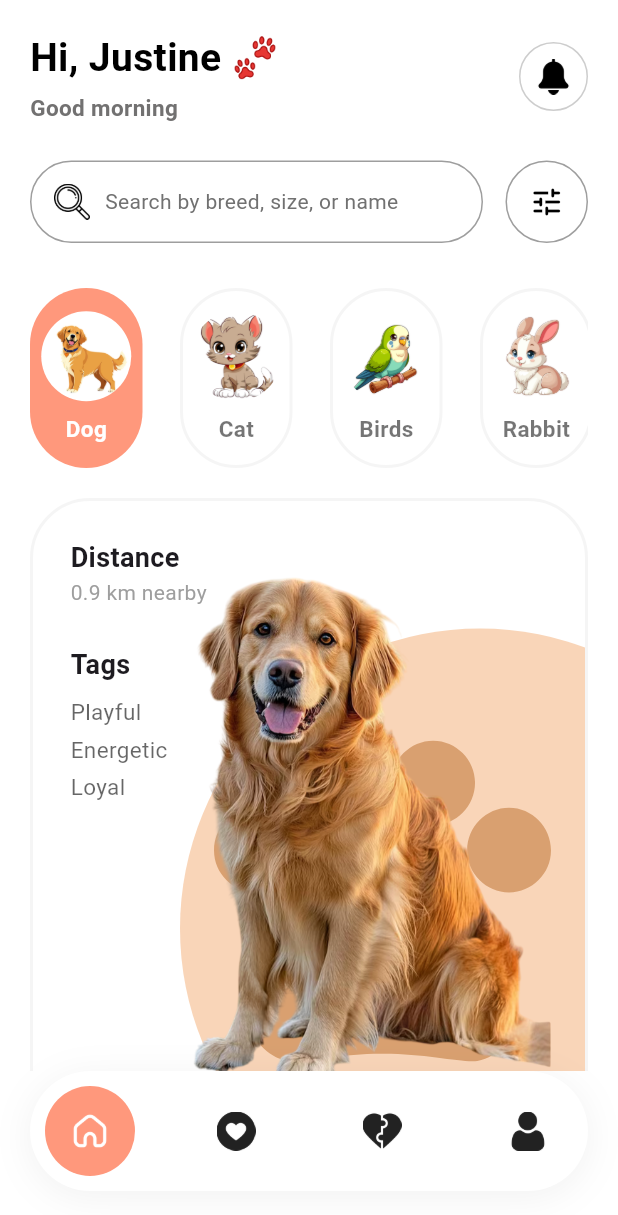
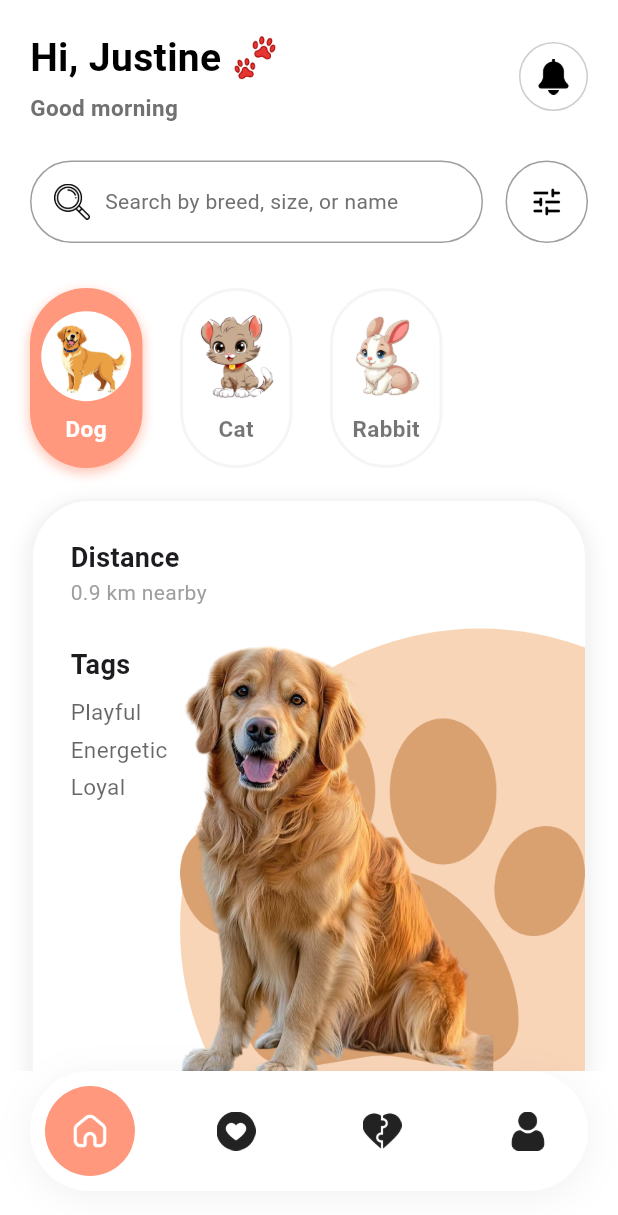
Before and after one commit to sneehaa/pet_connect, a Flutter app: the HomeScreen screen opened directly, on a phone screen of 412 x 824 dp. Shown: the top 1215 px of the screen. Run offline on Flutter 3.47's test engine with Material 3 defaults, Android fonts, the light colour scheme and no system bars; our stand-ins replace google_fonts; Roboto replaces fonts that are missing (Alice).

Commit message:
pet connect ui

```diff
--- a/lib/home/homescreen.dart
+++ b/lib/home/homescreen.dart
@@ -3,6 +3,7 @@ import 'package:google_fonts/google_fonts.dart';
 import 'package:pet_connect/widgets/category_item.dart';
 import 'package:pet_connect/widgets/custom_navbar.dart';
 import 'package:pet_connect/widgets/pet_card.dart';
+import 'package:pet_connect/widgets/pet_data.dart';
 
 class HomeScreen extends StatefulWidget {
   const HomeScreen({super.key});
@@ -12,10 +13,18 @@ class HomeScreen extends StatefulWidget {
 }
 
 class _HomeScreenState extends State<HomeScreen> {
-  bool isDiscoverSelected = true;
+  int _selectedIndex = 0;
+
+  void _onCategorySelected(int index) {
+    setState(() {
+      _selectedIndex = index;
+    });
+  }
 
   @override
   Widget build(BuildContext context) {
+    final selectedPetDetail = petDetails[_selectedIndex];
+
     return Scaffold(
       backgroundColor: Colors.white,
       body: SafeArea(
@@ -38,7 +47,7 @@ class _HomeScreenState extends State<HomeScreen> {
                           color: Colors.black,
                         ),
                       ),
-                      SizedBox(height: 4),
+                      const SizedBox(height: 4),
                       Text(
                         "Good morning",
                         style: GoogleFonts.alice(
@@ -68,6 +77,7 @@ class _HomeScreenState extends State<HomeScreen> {
               ),
 
               const SizedBox(height: 25),
+
               Row(
                 children: [
                   Expanded(
@@ -86,7 +96,7 @@ class _HomeScreenState extends State<HomeScreen> {
                             width: 24,
                             height: 24,
                           ),
-                          SizedBox(width: 10),
+                          const SizedBox(width: 10),
                           Text(
                             "Search by breed, size, or name",
                             style: GoogleFonts.alice(
@@ -113,37 +123,29 @@ class _HomeScreenState extends State<HomeScreen> {
               ),
 
               const SizedBox(height: 30),
-
               SizedBox(
                 height: 120,
-                child: ListView(
+                child: ListView.builder(
                   scrollDirection: Axis.horizontal,
-                  padding: const EdgeInsets.only(right: 20),
-                  children: const [
-                    CategoryItem(
-                      label: "Dog",
-                      imagePath: 'assets/images/dog.png',
-                      isSelected: true,
-                    ),
-                    CategoryItem(
-                      label: "Cat",
-                      imagePath: 'assets/images/cat.png',
-                    ),
-                    CategoryItem(
-                      label: "Birds",
-                      imagePath: 'assets/images/bird.png',
-                    ),
-                    CategoryItem(
-                      label: "Rabbit",
-                      imagePath: 'assets/images/rabbit.png',
-                    ),
-                  ],
+
+                  itemCount: categories.length,
+                  itemBuilder: (context, index) {
+                    final category = categories[index];
+                    return CategoryItem(
+                      label: category.label,
+                      imagePath: category.imagePath,
+
+                      isSelected: index == _selectedIndex,
+
+                      onTap: () => _onCategorySelected(index),
+                    );
+                  },
                 ),
               ),
 
               const SizedBox(height: 20),
 
-              const PetCard(),
+              PetCard(details: selectedPetDetail),
             ],
           ),
         ),
--- /dev/null
+++ b/lib/model/pet_category_model.dart
@@ -0,0 +1,6 @@
+class PetCategory {
+  final String label;
+  final String imagePath;
+
+  const PetCategory({required this.label, required this.imagePath});
+}
--- /dev/null
+++ b/lib/model/pet_details_model.dart
@@ -0,0 +1,23 @@
+import 'package:flutter/material.dart';
+
+class PetDetails {
+  final String name;
+  final String breedAgeGender;
+  final String price;
+  final String petImagePath;
+  final Color backgroundColor;
+  final Color iconColor;
+  final List<String> tags;
+  final String icon;
+
+  const PetDetails({
+    required this.name,
+    required this.breedAgeGender,
+    required this.price,
+    required this.petImagePath,
+    required this.backgroundColor,
+    required this.iconColor,
+    required this.tags,
+    required this.icon,
+  });
+}
--- a/lib/widgets/category_item.dart
+++ b/lib/widgets/category_item.dart
@@ -1,15 +1,18 @@
 import 'package:flutter/material.dart';
 import 'package:google_fonts/google_fonts.dart';
 
+
 class CategoryItem extends StatelessWidget {
   final String label;
-  final String imagePath; // Path to your asset
+  final String imagePath;
   final bool isSelected;
+  final VoidCallback onTap;
 
   const CategoryItem({
     super.key,
     required this.label,
     required this.imagePath,
+    required this.onTap,
     this.isSelected = false,
   });
 
@@ -17,6 +20,9 @@ class CategoryItem extends StatelessWidget {
   Widget build(BuildContext context) {
     return Padding(
       padding: const EdgeInsets.only(right: 25),
+      child: InkWell(
+        onTap: onTap,
+        borderRadius: BorderRadius.circular(40),
         child: Column(
           children: [
             Container(
@@ -29,6 +35,14 @@ class CategoryItem extends StatelessWidget {
                   color: isSelected ? Colors.transparent : Colors.grey.shade100,
                   width: 2,
                 ),
+                boxShadow: isSelected ? [
+                  BoxShadow(
+                    color: const Color(0xFFFF987C).withOpacity(0.5),
+                    spreadRadius: 1,
+                    blurRadius: 5,
+                    offset: const Offset(0, 3),
+                  ),
+                ] : null,
               ),
               child: Column(
                 mainAxisAlignment: MainAxisAlignment.center,
@@ -54,6 +68,7 @@ class CategoryItem extends StatelessWidget {
                   const SizedBox(height: 8),
                   Text(
                     label,
+                    textAlign: TextAlign.center,
                     style: GoogleFonts.alice(
                       fontWeight: FontWeight.w600,
                       fontSize: 15,
@@ -65,6 +80,7 @@ class CategoryItem extends StatelessWidget {
             ),
           ],
         ),
+      ),
     );
   }
 }
--- /dev/null
+++ b/lib/widgets/category_screen.dart
@@ -0,0 +1,69 @@
+import 'package:flutter/material.dart';
+import 'package:google_fonts/google_fonts.dart';
+import 'package:pet_connect/widgets/category_item.dart';
+import 'package:pet_connect/widgets/pet_card.dart';
+import 'package:pet_connect/widgets/pet_data.dart';
+
+class CategoryScreen extends StatefulWidget {
+  const CategoryScreen({super.key});
+
+  @override
+  State<CategoryScreen> createState() => _CategoryScreenState();
+}
+
+class _CategoryScreenState extends State<CategoryScreen> {
+  int _selectedIndex = 0;
+
+  void _onCategorySelected(int index) {
+    setState(() {
+      _selectedIndex = index;
+    });
+  }
+
+  @override
+  Widget build(BuildContext context) {
+    final selectedPetDetail = petDetails[_selectedIndex];
+
+    return Scaffold(
+      appBar: AppBar(title: const Text("Pet Categories"), centerTitle: true),
+      body: SingleChildScrollView(
+        child: Padding(
+          padding: const EdgeInsets.all(20.0),
+          child: Column(
+            crossAxisAlignment: CrossAxisAlignment.start,
+            children: [
+              SizedBox(
+                height: 120,
+                child: ListView.builder(
+                  scrollDirection: Axis.horizontal,
+                  itemCount: categories.length,
+                  itemBuilder: (context, index) {
+                    final category = categories[index];
+                    return CategoryItem(
+                      label: category.label,
+                      imagePath: category.imagePath,
+                      isSelected: index == _selectedIndex,
+                      onTap: () => _onCategorySelected(index),
+                    );
+                  },
+                ),
+              ),
+
+              const SizedBox(height: 30),
+              Text(
+                "Featured Pet",
+                style: GoogleFonts.alice(
+                  fontWeight: FontWeight.bold,
+                  fontSize: 24,
+                ),
+              ),
+              const SizedBox(height: 15),
+
+              PetCard(details: selectedPetDetail),
+            ],
+          ),
+        ),
+      ),
+    );
+  }
+}
--- a/lib/widgets/pet_card.dart
+++ b/lib/widgets/pet_card.dart
@@ -1,8 +1,11 @@
 import 'package:flutter/material.dart';
 import 'package:google_fonts/google_fonts.dart';
+import 'package:pet_connect/model/pet_details_model.dart';
 
 class PetCard extends StatelessWidget {
-  const PetCard({super.key});
+  final PetDetails details;
+
+  const PetCard({super.key, required this.details});
 
   @override
   Widget build(BuildContext context) {
@@ -13,17 +16,26 @@ class PetCard extends StatelessWidget {
         color: Colors.white,
         borderRadius: BorderRadius.circular(40),
         border: Border.all(color: Colors.grey.shade100, width: 2),
+        boxShadow: [
+          BoxShadow(
+            color: Colors.grey.shade200,
+            spreadRadius: 2,
+            blurRadius: 10,
+            offset: const Offset(0, 5),
+          ),
+        ],
       ),
       child: Stack(
         children: [
+          // Background Circle
           Positioned(
             top: 85,
             right: -130,
             child: Container(
               height: 400,
               width: 400,
-              decoration: const BoxDecoration(
-                color: Color(0xFFF9D5B8),
+              decoration: BoxDecoration(
+                color: details.backgroundColor,
                 shape: BoxShape.circle,
               ),
             ),
@@ -31,7 +43,11 @@ class PetCard extends StatelessWidget {
           Positioned(
             right: 0,
             bottom: 80,
-            child: Icon(Icons.pets, size: 270, color: const Color(0xFFD9A070)),
+            child: Image.asset(
+              details.icon,
+              height: 270,
+              color: details.iconColor,
+            ),
           ),
 
           Padding(
@@ -59,9 +75,7 @@ class PetCard extends StatelessWidget {
                   ),
                 ),
                 const SizedBox(height: 8),
-                _buildTag("Playful"),
-                _buildTag("Energetic"),
-                _buildTag("Loyal"),
+                ...details.tags.map((tag) => _buildTag(tag)),
               ],
             ),
           ),
@@ -69,21 +83,22 @@ class PetCard extends StatelessWidget {
           Positioned(
             bottom: 60,
             left: 40,
-            child: Image.asset("assets/images/murphy.png", height: 400),
+            child: Image.asset(details.petImagePath, height: 350),
           ),
 
           Align(
             alignment: Alignment.bottomCenter,
             child: Container(
               padding: const EdgeInsets.symmetric(horizontal: 25, vertical: 20),
-              decoration: const BoxDecoration(
-                color: Color(0xFFF2C097),
-                borderRadius: BorderRadius.only(
-                  bottomLeft: Radius.circular(10),
-                  bottomRight: Radius.circular(10),
+              decoration: BoxDecoration(
+                color: details.backgroundColor,
+                borderRadius: const BorderRadius.only(
+                  bottomLeft: Radius.circular(40),
+                  bottomRight: Radius.circular(0),
                   topLeft: Radius.circular(30),
                 ),
               ),
+
               child: Row(
                 mainAxisAlignment: MainAxisAlignment.spaceBetween,
                 children: [
@@ -92,14 +107,14 @@ class PetCard extends StatelessWidget {
                     crossAxisAlignment: CrossAxisAlignment.start,
                     children: [
                       Text(
-                        "Pet name: Murphy",
+                        "Pet name: ${details.name}",
                         style: GoogleFonts.alice(
                           fontWeight: FontWeight.bold,
                           fontSize: 22,
                         ),
                       ),
                       Text(
-                        "Golden Retriever · Adult · Male",
+                        details.breedAgeGender,
                         style: GoogleFonts.alice(
                           color: Colors.black.withOpacity(0.6),
                         ),
@@ -107,7 +122,7 @@ class PetCard extends StatelessWidget {
                     ],
                   ),
                   Text(
-                    "Rs.20000",
+                    details.price,
                     style: GoogleFonts.alice(
                       fontWeight: FontWeight.bold,
                       fontSize: 20,
--- /dev/null
+++ b/lib/widgets/pet_data.dart
@@ -0,0 +1,44 @@
+import 'package:flutter/material.dart';
+import 'package:pet_connect/model/pet_category_model.dart';
+import 'package:pet_connect/model/pet_details_model.dart';
+
+final List<PetCategory> categories = [
+  const PetCategory(label: "Dog", imagePath: 'assets/images/dog.png'),
+  const PetCategory(label: "Cat", imagePath: 'assets/images/cat.png'),
+  const PetCategory(label: "Rabbit", imagePath: 'assets/images/rabbit.png'),
+];
+
+final List<PetDetails> petDetails = [
+  const PetDetails(
+    name: "Murphy",
+    breedAgeGender: "Golden Retriever · Adult · Male",
+    price: "Rs.20000",
+    petImagePath: "assets/images/murphy.png",
+    backgroundColor: Color(0xFFF9D5B8),
+    iconColor: Color(0xFFD9A070),
+    tags: ["Playful", "Energetic", "Loyal"],
+    icon: "assets/icons/paw.png",
+  ),
+
+  const PetDetails(
+    name: "Whiskers",
+    breedAgeGender: "Siamese · Young · Female",
+    price: "Rs.15000",
+    petImagePath: "assets/images/cats.png",
+    backgroundColor: Color(0xFFC7E2E4),
+    iconColor: Color(0xFF8DB2B6),
+    tags: ["Independent", "Cuddly", "Quiet"],
+    icon: "assets/icons/paw.png",
+  ),
+
+  const PetDetails(
+    name: "Bugs",
+    breedAgeGender: "Holland Lop · Adult · Male",
+    price: "Rs.8000",
+    petImagePath: "assets/images/rabbit.png", // Rabbit image
+    backgroundColor: Color(0xFFD2E8D0),
+    iconColor: Color(0xFF90B58D),
+    tags: ["Gentle", "Affectionate"],
+    icon: "assets/icons/paw.png",
+  ),
+];
```
Also changed, not shown: assets/images/cats.png (added), assets/images/rabbits.png (added). Lines whose indentation alone changed are shown as unchanged.
